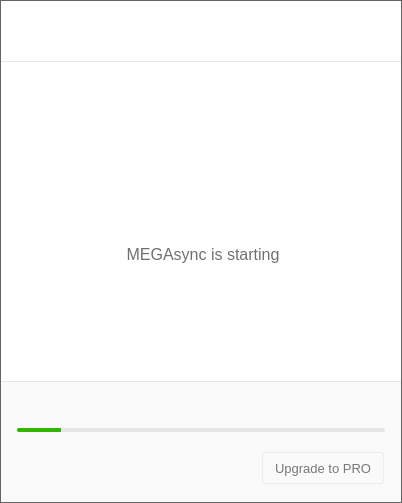
Qt form src/MEGASync/gui/win/InfoDialog.ui (meganz/MEGAsync) before a commit.
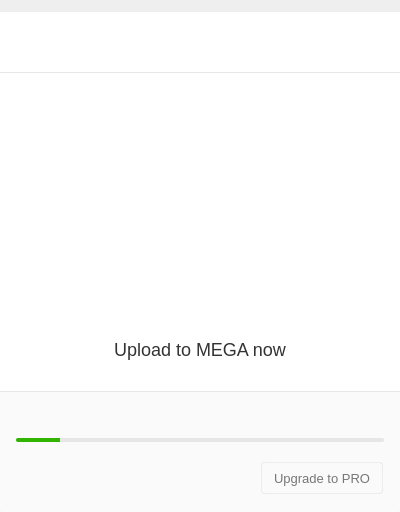
The same form after that commit. The open tabs and pages were chosen to show the change. Icons and pictures are not drawn. Custom widgets are drawn as their Qt base class.

Commit message: Add new state to main dialog and removed obsolete code

The edit to the form file:
```diff
--- a/src/MEGASync/gui/win/InfoDialog.ui
+++ b/src/MEGASync/gui/win/InfoDialog.ui
@@ -6,41 +6,31 @@
    <rect>
     <x>0</x>
     <y>0</y>
-    <width>402</width>
-    <height>503</height>
+    <width>400</width>
+    <height>512</height>
    </rect>
   </property>
   <property name="minimumSize">
    <size>
-    <width>402</width>
-    <height>503</height>
+    <width>400</width>
+    <height>512</height>
    </size>
   </property>
   <property name="maximumSize">
    <size>
-    <width>402</width>
-    <height>503</height>
+    <width>400</width>
+    <height>512</height>
    </size>
   </property>
   <property name="windowTitle">
    <string/>
   </property>
   <property name="styleSheet">
-   <string notr="true">#InfoDialog
-{
- border: 1px solid  rgb(100, 100, 100);
-}
-
-#bAvatar, #bState, #bDotUsedQuota, #bDotUsedStorage, #bMEGAheader, #bClockDown, #bClockUp, #bOQIcon
+   <string notr="true">#bAvatar, #bState, #bDotUsedQuota, #bDotUsedStorage, #bMEGAheader, #bClockDown, #bClockUp, #bOQIcon
 {
 	border: none;
 }
 
-#wHeader, #pOverquota, #pUpdated
-{
-  background-color: #FFFFFF;
-}
-
 #wContainerHeader
 {
 border-top-left-radius: 2px;
@@ -52,7 +42,6 @@
 font-family: &quot;Source Sans Pro&quot;;
 font-size: 16px;
 color: rgba(51, 51, 51, 70%);
-padding-bottom: 25px;
 }
 
 #sActiveTransfers
@@ -308,7 +297,20 @@
   font-family: &quot;Source Sans Pros&quot;;
   font-size: 13px;
   color: #666666;
-}</string>
+}
+
+#lUploadToMegaDesc
+{
+	color: #333333;
+	font-family: &quot;Source Sans Pro&quot;;
+	font-size: 18px;
+}
+
+#wHeader, #pOverquota, #pUpdated
+{
+  background-color: #FFFFFF;
+}
+</string>
   </property>
   <property name="sizeGripEnabled">
    <bool>false</bool>
@@ -321,17 +323,42 @@
     <number>0</number>
    </property>
    <property name="leftMargin">
-    <number>1</number>
+    <number>0</number>
    </property>
    <property name="topMargin">
-    <number>1</number>
+    <number>0</number>
    </property>
    <property name="rightMargin">
-    <number>1</number>
+    <number>0</number>
    </property>
    <property name="bottomMargin">
-    <number>1</number>
+    <number>0</number>
    </property>
+   <item>
+    <widget class="QWidget" name="wArrow" native="true">
+     <property name="sizePolicy">
+      <sizepolicy hsizetype="Minimum" vsizetype="Fixed">
+       <horstretch>0</horstretch>
+       <verstretch>0</verstretch>
+      </sizepolicy>
+     </property>
+     <property name="minimumSize">
+      <size>
+       <width>400</width>
+       <height>12</height>
+      </size>
+     </property>
+     <property name="maximumSize">
+      <size>
+       <width>16777215</width>
+       <height>12</height>
+      </size>
+     </property>
+     <property name="styleSheet">
+      <string notr="true"/>
+     </property>
+    </widget>
+   </item>
    <item>
     <widget class="QWidget" name="wContainerHeader" native="true">
      <property name="sizePolicy">
@@ -605,13 +632,13 @@
            <widget class="QWidget" name="pUpdated">
             <property name="minimumSize">
              <size>
-              <width>0</width>
+              <width>400</width>
               <height>320</height>
              </size>
             </property>
             <property name="maximumSize">
              <size>
-              <width>16777215</width>
+              <width>400</width>
               <height>320</height>
              </size>
             </property>
@@ -620,7 +647,7 @@
               <number>0</number>
              </property>
              <property name="leftMargin">
-              <number>2</number>
+              <number>0</number>
              </property>
              <property name="topMargin">
               <number>0</number>
@@ -632,17 +659,35 @@
               <number>0</number>
              </property>
              <item>
-              <widget class="QPushButton" name="label">
-               <property name="minimumSize">
+              <layout class="QHBoxLayout" name="horizontalLayout_9">
+               <property name="spacing">
+                <number>0</number>
+               </property>
+               <item>
+                <spacer name="horizontalSpacer_9">
+                 <property name="orientation">
+                  <enum>Qt::Horizontal</enum>
+                 </property>
+                 <property name="sizeHint" stdset="0">
                 <size>
                  <width>0</width>
-                 <height>112</height>
+                   <height>20</height>
+                  </size>
+                 </property>
+                </spacer>
+               </item>
+               <item>
+                <widget class="QPushButton" name="lUploadToMega">
+                 <property name="minimumSize">
+                  <size>
+                   <width>352</width>
+                   <height>234</height>
                 </size>
                </property>
                <property name="maximumSize">
                 <size>
-                 <width>16777215</width>
-                 <height>112</height>
+                   <width>352</width>
+                   <height>234</height>
                 </size>
                </property>
                <property name="styleSheet">
@@ -658,8 +703,8 @@
                </property>
                <property name="iconSize">
                 <size>
-                 <width>36</width>
-                 <height>36</height>
+                   <width>352</width>
+                   <height>234</height>
                 </size>
                </property>
                <property name="default">
@@ -671,7 +716,22 @@
               </widget>
              </item>
              <item>
-              <widget class="QLabel" name="lSyncUpdated">
+                <spacer name="horizontalSpacer_10">
+                 <property name="orientation">
+                  <enum>Qt::Horizontal</enum>
+                 </property>
+                 <property name="sizeHint" stdset="0">
+                  <size>
+                   <width>0</width>
+                   <height>20</height>
+                  </size>
+                 </property>
+                </spacer>
+               </item>
+              </layout>
+             </item>
+             <item>
+              <widget class="QLabel" name="lUploadToMegaDesc">
                <property name="sizePolicy">
                 <sizepolicy hsizetype="Minimum" vsizetype="Fixed">
                  <horstretch>0</horstretch>
@@ -681,20 +741,20 @@
                <property name="minimumSize">
                 <size>
                  <width>400</width>
-                 <height>50</height>
+                 <height>60</height>
                 </size>
                </property>
                <property name="maximumSize">
                 <size>
                  <width>16777215</width>
-                 <height>50</height>
+                 <height>60</height>
                 </size>
                </property>
                <property name="styleSheet">
-                <string notr="true"/>
+                <string notr="true">margin-top: 20px;</string>
                </property>
                <property name="text">
-                <string>MEGAsync is starting</string>
+                <string>Upload to MEGA now</string>
                </property>
                <property name="alignment">
                 <set>Qt::AlignCenter</set>
```
Left out of the diff: 6 changed lines with no effect on the pictures. Lines whose indentation alone changed are shown as unchanged. The commit also changes 9 other files.
